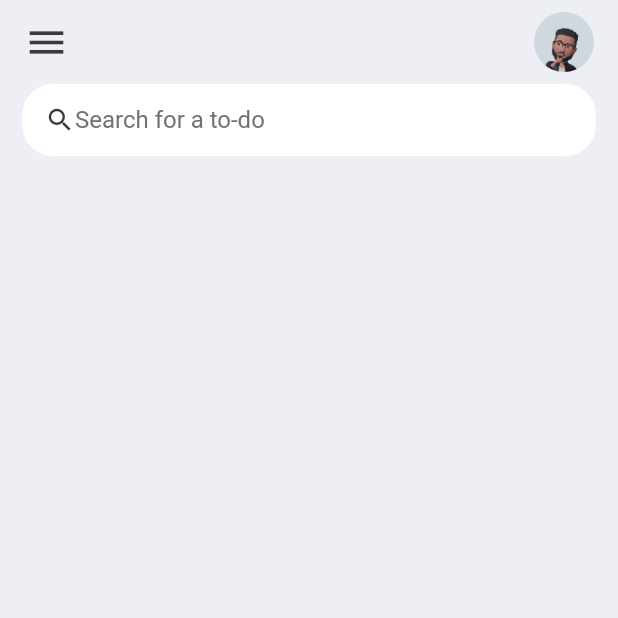
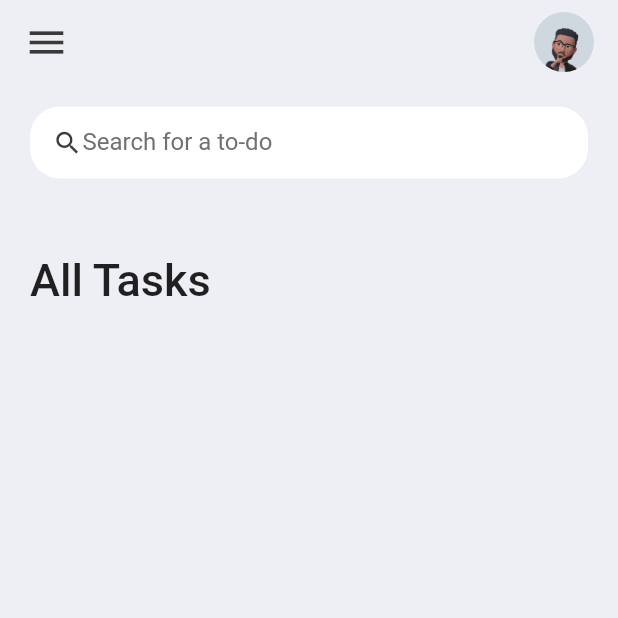
Before and after one commit to bkantwi/todo-flutter-app, a Flutter app: the screen it shows after launch, on a phone screen of 412 x 824 dp, the top half of it. Run offline on Flutter 3.47's test engine with Material 2 defaults, Android fonts, the phone set to English and light mode, and no system bars.

Commit message:
widget added on home screen

```diff
--- a/lib/screens/home.dart
+++ b/lib/screens/home.dart
@@ -10,10 +10,23 @@ class Home extends StatelessWidget {
       backgroundColor: tdBGColor,
       appBar: _buildAppBar(),
       body: Container(
-        padding: EdgeInsets.symmetric(horizontal: 15),
+        padding: EdgeInsets.symmetric(
+            horizontal: 20,
+            vertical: 15
+        ),
         child: Column(
           children: [
             searchBox(),
+             Expanded(
+              child:ListView(
+                children: [
+                  Container(
+                    margin: EdgeInsets.only(top: 50, bottom: 20),
+                    child: Text('All Tasks', style: TextStyle(fontSize: 30,fontWeight: FontWeight.w500),),
+                  )
+                ],
+              )
+             )
           ],
         )
       ),
```
